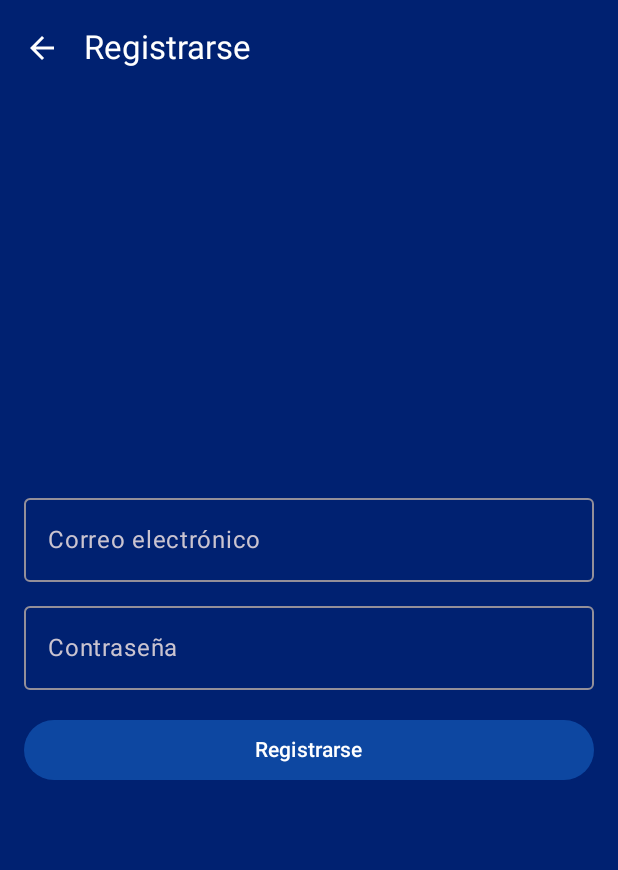
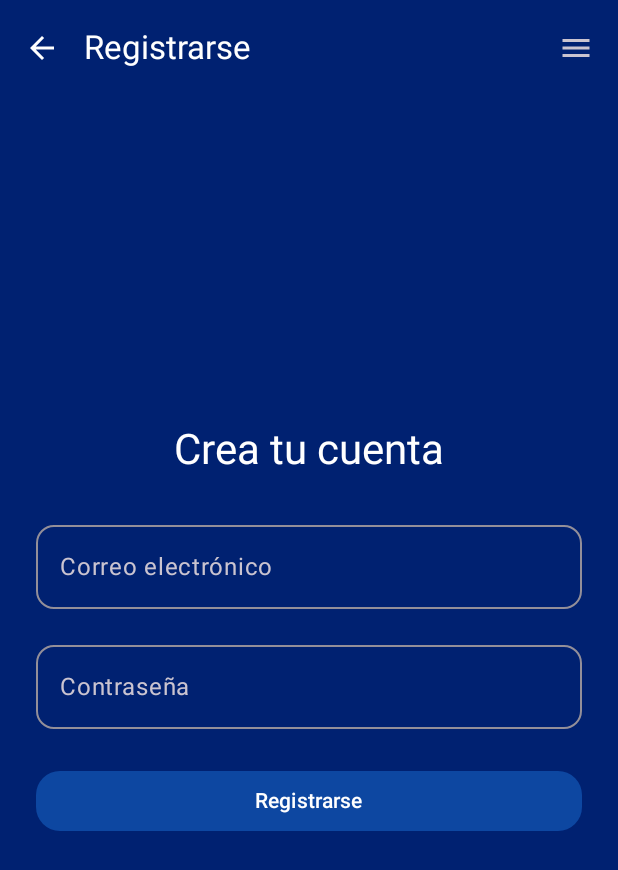
Before and after one commit to PedroJGutierrez/DescuentosYa, an Android app built with Jetpack Compose: the RegisterScreen screen opened through its navigation route, on a phone screen of 412 x 824 dp. Shown: the top 870 px of the screen. Run offline under Robolectric (Android 15) with nearby library versions, the light colour scheme and no system bars.

Commit message:
Agregacion de boton de usuario y mejor interfaz.

```diff
--- a/app/build.gradle.kts
+++ b/app/build.gradle.kts
@@ -56,5 +56,6 @@ dependencies {
     debugImplementation(libs.androidx.ui.test.manifest)
     implementation(libs.retrofit)
     implementation(libs.gson)
+    implementation("androidx.compose.material:material-icons-extended:1.6.1")
 
 }
--- a/app/src/main/java/com/proyecto/descuentosya/ui/theme/navigation/NavGraph.kt
+++ b/app/src/main/java/com/proyecto/descuentosya/ui/theme/navigation/NavGraph.kt
@@ -6,9 +6,10 @@ import androidx.navigation.compose.NavHost
 import androidx.navigation.compose.composable
 import com.example.descuentosya.ui.screens.LoginScreen
 import com.example.descuentosya.ui.screens.RegisterScreen
-import com.proyecto.descuentosya.ui.screens.WelcomeScreen
+import com.example.descuentosya.ui.screens.WelcomeScreen
 import com.proyecto.descuentosya.ui.screens.BilleterasScreen
 import com.proyecto.descuentosya.ui.screens.MisDescuentosScreen
+import com.example.descuentosya.ui.screens.SettingsScreen
 @Composable
 fun NavGraph(navController: NavHostController) {
     NavHost(
@@ -19,6 +20,9 @@ fun NavGraph(navController: NavHostController) {
             WelcomeScreen(navController = navController)
         }
 
+        composable("settings") {
+            SettingsScreen(navController)
+        }
         composable("login") {
             LoginScreen(navController = navController)
         }
--- a/app/src/main/java/com/proyecto/descuentosya/ui/theme/screens/RegisterScreen.kt
+++ b/app/src/main/java/com/proyecto/descuentosya/ui/theme/screens/RegisterScreen.kt
@@ -1,18 +1,24 @@
 package com.example.descuentosya.ui.screens
 
-import android.content.Context
 import androidx.compose.foundation.layout.*
+
 import androidx.compose.material.icons.Icons
 import androidx.compose.material.icons.filled.ArrowBack
 import androidx.compose.material3.*
 import androidx.compose.runtime.*
 import androidx.compose.ui.Alignment
 import androidx.compose.ui.Modifier
-import androidx.compose.ui.platform.LocalContext
 import androidx.compose.ui.text.input.PasswordVisualTransformation
 import androidx.compose.ui.unit.dp
+import androidx.navigation.NavController
+import androidx.compose.foundation.shape.RoundedCornerShape
+import androidx.compose.material.icons.filled.Menu
+import androidx.compose.material.icons.filled.MoreVert
+import androidx.compose.ui.graphics.Color
 import androidx.lifecycle.viewmodel.compose.viewModel
-import androidx.navigation.NavController
+import androidx.compose.ui.platform.LocalContext
+
+
 
 @OptIn(ExperimentalMaterial3Api::class)
 @Composable
@@ -31,6 +37,11 @@ fun RegisterScreen(navController: NavController) {
                     IconButton(onClick = { navController.popBackStack() }) {
                         Icon(Icons.Default.ArrowBack, contentDescription = "Volver")
                     }
+                },
+                actions = {
+                    IconButton(onClick = { navController.navigate("settings") }) {
+                        Icon(Icons.Default.Menu, contentDescription = "Menú")
+                    }
                 }
             )
         }
@@ -39,43 +50,51 @@ fun RegisterScreen(navController: NavController) {
             modifier = Modifier
                 .fillMaxSize()
                 .padding(paddingValues)
-                .padding(16.dp),
+                .padding(24.dp),
             verticalArrangement = Arrangement.Center,
             horizontalAlignment = Alignment.CenterHorizontally
         ) {
+            Text("Crea tu cuenta", style = MaterialTheme.typography.headlineMedium)
+
+            Spacer(modifier = Modifier.height(16.dp))
+
             OutlinedTextField(
                 value = email,
                 onValueChange = { email = it },
                 label = { Text("Correo electrónico") },
-                modifier = Modifier.fillMaxWidth()
+                modifier = Modifier
+                    .fillMaxWidth()
+                    .padding(vertical = 8.dp),
+                shape = MaterialTheme.shapes.medium
             )
-            Spacer(modifier = Modifier.height(8.dp))
 
             OutlinedTextField(
                 value = password,
                 onValueChange = { password = it },
                 label = { Text("Contraseña") },
                 visualTransformation = PasswordVisualTransformation(),
-                modifier = Modifier.fillMaxWidth()
+                modifier = Modifier
+                    .fillMaxWidth()
+                    .padding(vertical = 8.dp),
+                shape = MaterialTheme.shapes.medium
             )
-            Spacer(modifier = Modifier.height(16.dp))
 
             Button(
                 onClick = {
                     registerViewModel.register(email, password, context) {
-                        // Navegación directa a login después del registro exitoso
                         navController.navigate("login") {
                             popUpTo("register") { inclusive = true }
                         }
                     }
                 },
                 enabled = !registerViewModel.isLoading.value,
-                modifier = Modifier.fillMaxWidth()
+                modifier = Modifier
+                    .fillMaxWidth()
+                    .padding(vertical = 16.dp),
+                shape = MaterialTheme.shapes.large
             ) {
                 Text(if (registerViewModel.isLoading.value) "Registrando..." else "Registrarse")
             }
-
-            Spacer(modifier = Modifier.height(8.dp))
 
             registerViewModel.errorMessage.value?.let {
                 Text(it, color = MaterialTheme.colorScheme.error)
--- a/app/src/main/java/com/proyecto/descuentosya/ui/theme/screens/WelcomeScreen.kt
+++ b/app/src/main/java/com/proyecto/descuentosya/ui/theme/screens/WelcomeScreen.kt
@@ -1,6 +1,6 @@
-package com.proyecto.descuentosya.ui.screens
+package com.example.descuentosya.ui.screens
 
-import android.content.Context
+
 import androidx.compose.foundation.Image
 import androidx.compose.foundation.layout.*
 import androidx.compose.foundation.lazy.LazyRow
@@ -14,36 +14,48 @@ import androidx.compose.ui.res.painterResource
 import androidx.compose.ui.unit.dp
 import androidx.lifecycle.viewmodel.compose.viewModel
 import androidx.navigation.NavController
-import com.proyecto.descuentosya.ui.theme.components.DataManager
 import com.proyecto.descuentosya.R
+import androidx.compose.material.icons.Icons
+import androidx.compose.material.icons.filled.Menu
+import androidx.compose.material.icons.filled.MoreVert
 
+@OptIn(ExperimentalMaterial3Api::class)
 @Composable
 fun WelcomeScreen(navController: NavController) {
     val context = LocalContext.current
     val welcomeViewModel: WelcomeViewModel = viewModel()
-
-    // Collecting the state in the Composable function
     val isLoggedIn by welcomeViewModel.isLoggedIn.collectAsState(initial = false)
 
-    // Verificar el estado de la sesión
     LaunchedEffect(key1 = context) {
         welcomeViewModel.checkAuthToken(context)
     }
 
-    Column(
-        modifier = Modifier
-            .fillMaxSize()
-            .padding(16.dp),
-        horizontalAlignment = Alignment.CenterHorizontally
-    ) {
+    Scaffold(
+        topBar = {
+            TopAppBar(
+                title = { Text("Descuentos Ya") },
+                actions = {
+                    IconButton(onClick = { navController.navigate("settings") }) {
+                        Icon(Icons.Default.Menu, contentDescription = "Menú")
+                    }
+                }
+            )
+        }
+    ) { paddingValues ->
+        Column(
+            modifier = Modifier
+                .fillMaxSize()
+                .padding(paddingValues)
+                .padding(24.dp),
+            horizontalAlignment = Alignment.CenterHorizontally
+        ) {
         Text(
-            "Bienvenido a Descuentos Ya",
-            style = MaterialTheme.typography.headlineSmall,
+            "Descuentos Ya",
+            style = MaterialTheme.typography.headlineLarge,
             modifier = Modifier.padding(bottom = 16.dp)
         )
 
         if (isLoggedIn) {
-            // Versión para usuarios autenticados
             Text(
                 "Sesión iniciada correctamente",
                 style = MaterialTheme.typography.bodyLarge,
@@ -52,32 +64,40 @@ fun WelcomeScreen(navController: NavController) {
 
             Button(
                 onClick = { navController.navigate("billeteras") },
-                modifier = Modifier.fillMaxWidth().padding(top = 8.dp)
+                modifier = Modifier
+                    .fillMaxWidth()
+                    .padding(vertical = 8.dp),
+                shape = MaterialTheme.shapes.large
             ) {
                 Text("Billeteras")
             }
 
             Button(
                 onClick = { navController.navigate("billeteras_favoritas") },
-                modifier = Modifier.fillMaxWidth().padding(top = 8.dp)
+                modifier = Modifier
+                    .fillMaxWidth()
+                    .padding(vertical = 8.dp),
+                shape = MaterialTheme.shapes.large
             ) {
                 Text("Billeteras Favoritas")
             }
 
-            Button(
+            OutlinedButton(
                 onClick = {
                     welcomeViewModel.logout(context)
                     navController.navigate("welcome") {
                         popUpTo("welcome") { inclusive = true }
                     }
                 },
-                modifier = Modifier.fillMaxWidth().padding(top = 16.dp)
+                modifier = Modifier
+                    .fillMaxWidth()
+                    .padding(top = 16.dp),
+                shape = MaterialTheme.shapes.large
             ) {
                 Text("Cerrar Sesión")
             }
         } else {
-            // Versión para usuarios no autenticados
-            Text("Lo que dicen nuestros usuarios:", style = MaterialTheme.typography.bodyMedium)
+            Text("Lo que dicen nuestros usuarios:", style = MaterialTheme.typography.bodyLarge)
 
             Spacer(modifier = Modifier.height(16.dp))
 
@@ -85,15 +105,22 @@ fun WelcomeScreen(navController: NavController) {
                 horizontalArrangement = Arrangement.spacedBy(12.dp),
                 modifier = Modifier.fillMaxWidth()
             ) {
-                items(listOf(R.drawable.persona1, R.drawable.persona2, R.drawable.persona3)) { image ->
+                items(
+                    listOf(
+                        R.drawable.persona1,
+                        R.drawable.persona2,
+                        R.drawable.persona3
+                    )
+                ) { image ->
                     Card(
                         modifier = Modifier
                             .width(250.dp)
-                            .height(300.dp)
+                            .height(300.dp),
+                        shape = MaterialTheme.shapes.large
                     ) {
                         Image(
                             painter = painterResource(id = image),
-                            contentDescription = "Usuario feliz con celular",
+                            contentDescription = "Usuario feliz",
                             modifier = Modifier.fillMaxSize()
                         )
                     }
@@ -104,17 +131,21 @@ fun WelcomeScreen(navController: NavController) {
 
             Button(
                 onClick = { navController.navigate("login") },
-                modifier = Modifier.fillMaxWidth().padding(top = 16.dp)
+                modifier = Modifier
+                    .fillMaxWidth()
+                    .padding(vertical = 8.dp),
+                shape = MaterialTheme.shapes.large
             ) {
                 Text("Iniciar Sesión")
             }
 
             OutlinedButton(
                 onClick = { navController.navigate("register") },
-                modifier = Modifier.fillMaxWidth().padding(top = 8.dp)
+                modifier = Modifier
+                    .fillMaxWidth()
+                    .padding(vertical = 8.dp),
+                shape = MaterialTheme.shapes.large
             ) {
                 Text("Registrarse")
             }
-        }
-    }
-}
+        }}}}
--- a/app/src/main/java/com/proyecto/descuentosya/ui/theme/screens/WelcomeViewModel.kt
+++ b/app/src/main/java/com/proyecto/descuentosya/ui/theme/screens/WelcomeViewModel.kt
@@ -1,4 +1,4 @@
-package com.proyecto.descuentosya.ui.screens
+package com.example.descuentosya.ui.screens
 
 import android.content.Context
 import androidx.compose.runtime.mutableStateOf
```
Also changed, not shown: app/src/main/java/com/proyecto/descuentosya/ui/theme/screens/LoginScreen.kt (+32 -15 lines), app/src/main/java/com/proyecto/descuentosya/ui/theme/screens/Settings.kt (added, +105 -0 lines), app/src/main/res/drawable/icono.jpg (added).
